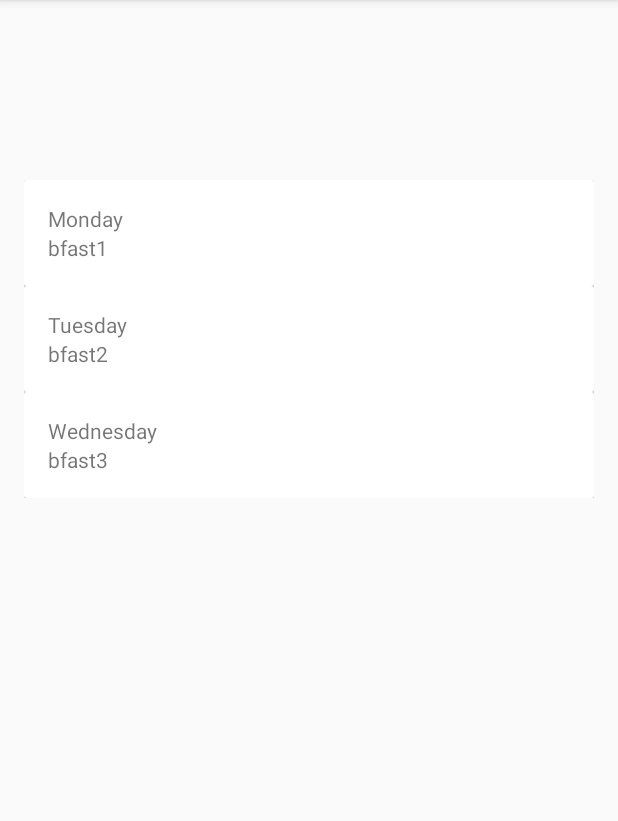
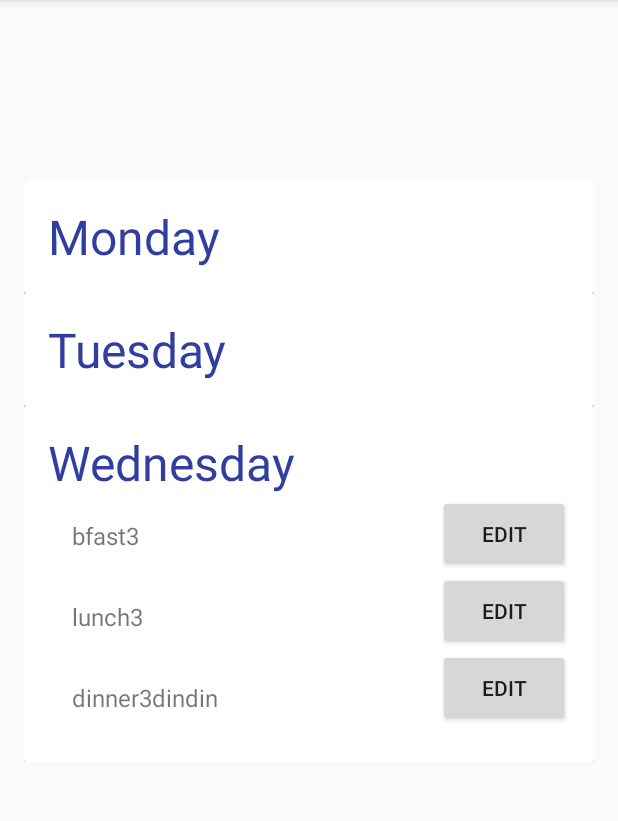
Before and after one commit to cwills7/MealPlanner, an Android app: the screen it shows after launch (MainActivity), in the side drawer, after a tap on "Gallery", on a phone screen of 412 x 824 dp, the part 84-905 px from its top. Run offline under Robolectric (Android 15) with nearby library versions, the phone set to English and light mode, and no system bars.

Commit message:
Cardview showd each meal with buttons

```diff
--- a/app/src/main/java/com/local/carl/mealplanner/MainActivity.java
+++ b/app/src/main/java/com/local/carl/mealplanner/MainActivity.java
@@ -1,5 +1,6 @@
 package com.local.carl.mealplanner;
 
+import android.content.Context;
 import android.os.Bundle;
 import android.support.design.widget.FloatingActionButton;
 import android.support.design.widget.Snackbar;
@@ -24,12 +25,14 @@ public class MainActivity extends AppCompatActivity
 
     private List<Day> days;
     RecyclerView mealList;
+    private static Context mContext;
 
 
     @Override
     protected void onCreate(Bundle savedInstanceState) {
 
         super.onCreate(savedInstanceState);
+        mContext = getApplicationContext();
         setContentView(R.layout.activity_main);
 
         Toolbar toolbar = (Toolbar) findViewById(R.id.toolbar);
@@ -59,8 +62,12 @@ public class MainActivity extends AppCompatActivity
     }
 
     private void initializeAdapter() {
-        RVAdapter rvAdapter = new RVAdapter(days);
+        RVAdapter rvAdapter = new RVAdapter(this.getApplicationContext(), days);
         mealList.setAdapter(rvAdapter);
+    }
+
+    public static Context getContext(){
+        return mContext;
     }
 
     @Override
@@ -123,9 +130,9 @@ public class MainActivity extends AppCompatActivity
 
     private void initializeData(){
         days = new ArrayList<>();
-        days.add(new Day("Monday", new Meal("bfast1", null, null, false), new Meal("lunch1", null, null, false), new Meal("dinner1", null, null, false)));
-        days.add(new Day("Tuesday", new Meal("bfast2", null, null, false), new Meal("lunch2", null, null, false), new Meal("dinner2", null, null, false)));
-        days.add(new Day("Wednesday", new Meal("bfast3", null, null, false), new Meal("lunch3", null, null, false), new Meal("dinner3", null, null, false)));
+        days.add(new Day("Monday", new Meal("breakfast1", null, null, false), new Meal("lunch1", null, null, false), new Meal("dinner1", null, null, false)));
+        days.add(new Day("Tuesday", new Meal("bfast2", null, null, false), new Meal("lunchlunchlunch2", null, null, false), new Meal("dinner2", null, null, false)));
+        days.add(new Day("Wednesday", new Meal("bfast3", null, null, false), new Meal("lunch3", null, null, false), new Meal("dinner3dindin", null, null, false)));
     }
 
 }
--- a/app/src/main/java/com/local/carl/mealplanner/RVAdapter.java
+++ b/app/src/main/java/com/local/carl/mealplanner/RVAdapter.java
@@ -1,11 +1,14 @@
 package com.local.carl.mealplanner;
 
+import android.content.Context;
 import android.support.v7.widget.CardView;
 import android.support.v7.widget.RecyclerView;
 import android.view.LayoutInflater;
 import android.view.View;
 import android.view.ViewGroup;
+import android.widget.RelativeLayout;
 import android.widget.TextView;
+import android.widget.Toast;
 
 import org.w3c.dom.Text;
 
@@ -16,26 +19,37 @@ import java.util.List;
  * Created by carlr on 9/7/2017.
  */
 
-public class RVAdapter extends RecyclerView.Adapter<RVAdapter.MealViewHolder>{
+public class RVAdapter extends RecyclerView.Adapter<RVAdapter.MealViewHolder> implements View.OnClickListener{
 
 
 
     public static class MealViewHolder extends RecyclerView.ViewHolder{
         CardView cv;
         TextView dayName;
-        TextView mealName;
+        TextView breakfastName;
+        TextView lunchName;
+        TextView dinnerName;
+        RelativeLayout dayExpandArea;
 
-        MealViewHolder(View itemView){
+        public MealViewHolder(View itemView){
             super(itemView);
             cv = (CardView) itemView.findViewById(R.id.dayCards);
             dayName = (TextView) itemView.findViewById(R.id.day_name);
-            mealName = (TextView) itemView.findViewById(R.id.meal_name);
+            breakfastName = (TextView) itemView.findViewById(R.id.breakfast_name);
+            lunchName = (TextView) itemView.findViewById(R.id.lunch_name);
+            dinnerName = (TextView) itemView.findViewById(R.id.dinner_name);
+
+            dayExpandArea = (RelativeLayout) itemView.findViewById(R.id.dayExpandArea);
         }
+
     }
 
-    List<Day> days;
+    private List<Day> days;
+    private Context mContext;
+    int mExpandedPosition = -1;
 
-    RVAdapter(List<Day> days){
+    RVAdapter(Context context, List<Day> days){
+        this.mContext = context;
         this.days = days;
     }
 
@@ -49,13 +63,26 @@ public class RVAdapter extends RecyclerView.Adapter<RVAdapter.MealViewHolder>{
 
         View v = LayoutInflater.from(viewGroup.getContext()).inflate(R.layout.day_cards, viewGroup, false);
         MealViewHolder mvh = new MealViewHolder(v);
+        mvh.itemView.setOnClickListener(RVAdapter.this);
+        mvh.itemView.setTag(mvh);
         return mvh;
     }
 
     @Override
     public void onBindViewHolder(MealViewHolder mealViewHolder, int i){
+        final boolean isExpanded = i==mExpandedPosition;
+
         mealViewHolder.dayName.setText(days.get(i).name);
-        mealViewHolder.mealName.setText(days.get(i).breakfast.getName());
+        mealViewHolder.breakfastName.setText(days.get(i).breakfast.getName());
+        mealViewHolder.lunchName.setText(days.get(i).lunch.getName());
+        mealViewHolder.dinnerName.setText(days.get(i).dinner.getName());
+
+
+        if (i == mExpandedPosition){
+            mealViewHolder.dayExpandArea.setVisibility(View.VISIBLE);
+        } else {
+            mealViewHolder.dayExpandArea.setVisibility(View.GONE);
+        }
 
          // TODO: 9/7/2017  FINISH SETTING THESE VARS AND BUTTONS
     }
@@ -64,4 +91,19 @@ public class RVAdapter extends RecyclerView.Adapter<RVAdapter.MealViewHolder>{
     public void onAttachedToRecyclerView(RecyclerView recyclerView){
         super.onAttachedToRecyclerView(recyclerView);
     }
+
+    @Override
+    public void onClick(View view){
+        MealViewHolder holder = (MealViewHolder) view.getTag();
+        Day theDay = days.get(holder.getPosition());
+
+        if (mExpandedPosition >= 0) {
+            int prev = mExpandedPosition;
+            notifyItemChanged(prev);
+        }
+
+        mExpandedPosition = holder.getPosition();
+        notifyItemChanged(mExpandedPosition);
+        Toast.makeText(view.getContext(), "Clicked: " +theDay.name, Toast.LENGTH_SHORT).show();
+    }
 }
--- a/app/src/main/res/layout/day_cards.xml
+++ b/app/src/main/res/layout/day_cards.xml
@@ -10,18 +10,74 @@
     <RelativeLayout
         android:layout_width="match_parent"
         android:layout_height="wrap_content"
-            android:padding="16dp">
+        android:padding="16dp"
+        android:animateLayoutChanges="true">
 
         <TextView
             android:id="@+id/day_name"
+            android:textSize="@dimen/day_name_txt_size"
+            android:textColor="@color/colorPrimaryDark"
             android:layout_width="wrap_content"
             android:layout_height="wrap_content"/>
 
-            <TextView
-                android:id="@+id/meal_name"
+        <RelativeLayout
             android:layout_width="wrap_content"
             android:layout_height="wrap_content"
-                android:layout_below="@+id/day_name"/>
+            android:gravity="center"
+            android:visibility="gone"
+            android:layout_below="@+id/day_name"
+            android:id="@+id/dayExpandArea">
+
+            <TextView
+                android:id="@+id/breakfast_name"
+                android:layout_width="wrap_content"
+                android:layout_height="wrap_content"
+                android:textSize="@dimen/meal_name_txt_size"
+                android:padding="@dimen/standard_pad"/>
+            <Button
+                android:layout_width="wrap_content"
+                android:layout_height="wrap_content"
+                android:layout_alignParentRight="true"
+                android:text="@string/edit"
+                android:id="@+id/breakfast_button"
+                android:padding="@dimen/standard_pad"/>
+
+            <TextView
+                android:id="@+id/lunch_name"
+                android:textSize="@dimen/meal_name_txt_size"
+                android:layout_width="wrap_content"
+                android:layout_height="wrap_content"
+                android:layout_below="@+id/breakfast_name"
+                android:padding="@dimen/standard_pad"/>
+            <Button
+                android:layout_width="wrap_content"
+                android:layout_height="wrap_content"
+                android:layout_alignParentRight="true"
+                android:layout_below="@+id/breakfast_button"
+                android:layout_alignRight="@+id/lunch_name"
+                android:text="@string/edit"
+                android:id="@+id/lunch_button"
+                android:padding="@dimen/standard_pad"/>
+
+            <TextView
+                android:id="@+id/dinner_name"
+                android:textSize="@dimen/meal_name_txt_size"
+                android:layout_width="wrap_content"
+                android:layout_height="wrap_content"
+                android:layout_below="@+id/lunch_name"
+                android:padding="@dimen/standard_pad"/>
+            <Button
+                android:layout_width="wrap_content"
+                android:layout_height="wrap_content"
+                android:layout_alignParentRight="true"
+                android:layout_alignRight="@+id/dinner_name"
+                android:layout_below="@id/lunch_button"
+                android:text="@string/edit"
+                android:id="@+id/dinner_button"
+                android:padding="@dimen/standard_pad"/>
+
+        </RelativeLayout>
+
 
     </RelativeLayout>
 </android.support.v7.widget.CardView>
--- /dev/null
+++ b/app/src/main/res/layout/edit_meal.xml
@@ -0,0 +1,7 @@
+<?xml version="1.0" encoding="utf-8"?>
+<LinearLayout xmlns:android="http://schemas.android.com/apk/res/android"
+              android:orientation="vertical"
+              android:layout_width="match_parent"
+              android:layout_height="match_parent">
+
+</LinearLayout>
--- a/app/src/main/res/values/dimens.xml
+++ b/app/src/main/res/values/dimens.xml
@@ -5,4 +5,8 @@
     <dimen name="nav_header_vertical_spacing">16dp</dimen>
     <dimen name="nav_header_height">160dp</dimen>
     <dimen name="fab_margin">16dp</dimen>
+    <dimen name="standard_pad">16dp</dimen>
+    <dimen name="day_name_txt_size">32sp</dimen>
+    <dimen name="meal_name_txt_size">16sp</dimen>
+
 </resources>
--- a/app/src/main/res/values/strings.xml
+++ b/app/src/main/res/values/strings.xml
@@ -3,6 +3,6 @@
 
     <string name="navigation_drawer_open">Open navigation drawer</string>
     <string name="navigation_drawer_close">Close navigation drawer</string>
-
+    <string name="edit">EDIT</string>
     <string name="action_settings">Settings</string>
 </resources>
```
Lines whose indentation alone changed are shown as unchanged.
